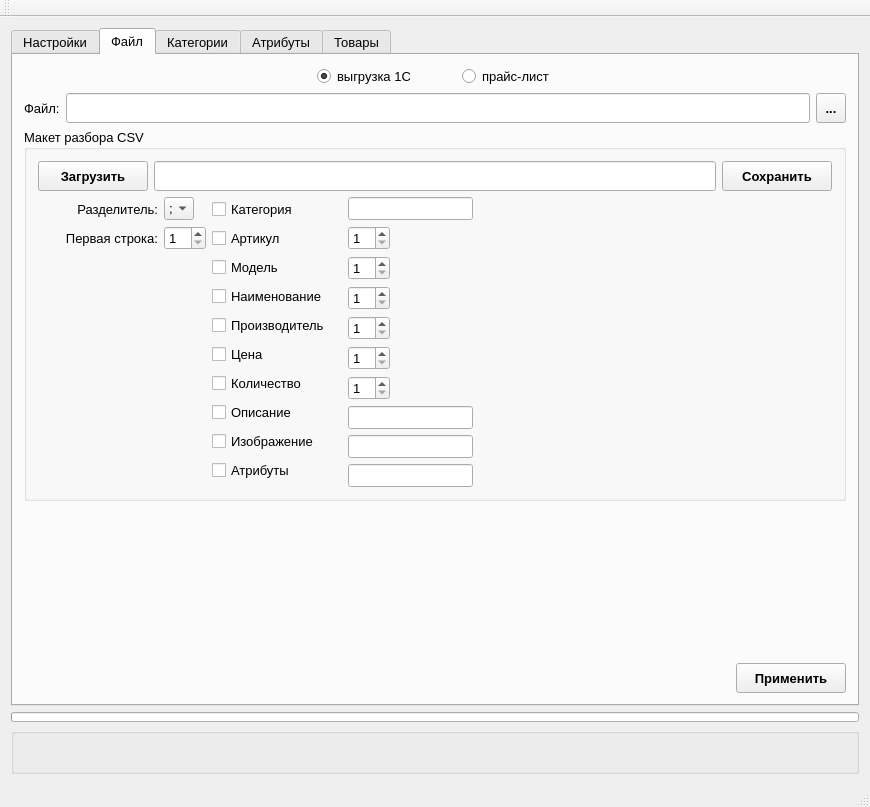
This is ocMeridia/ocmeridia.ui in Skyrim78/ocMeridia as Qt 5 draws it before an edit. The edited form follows.
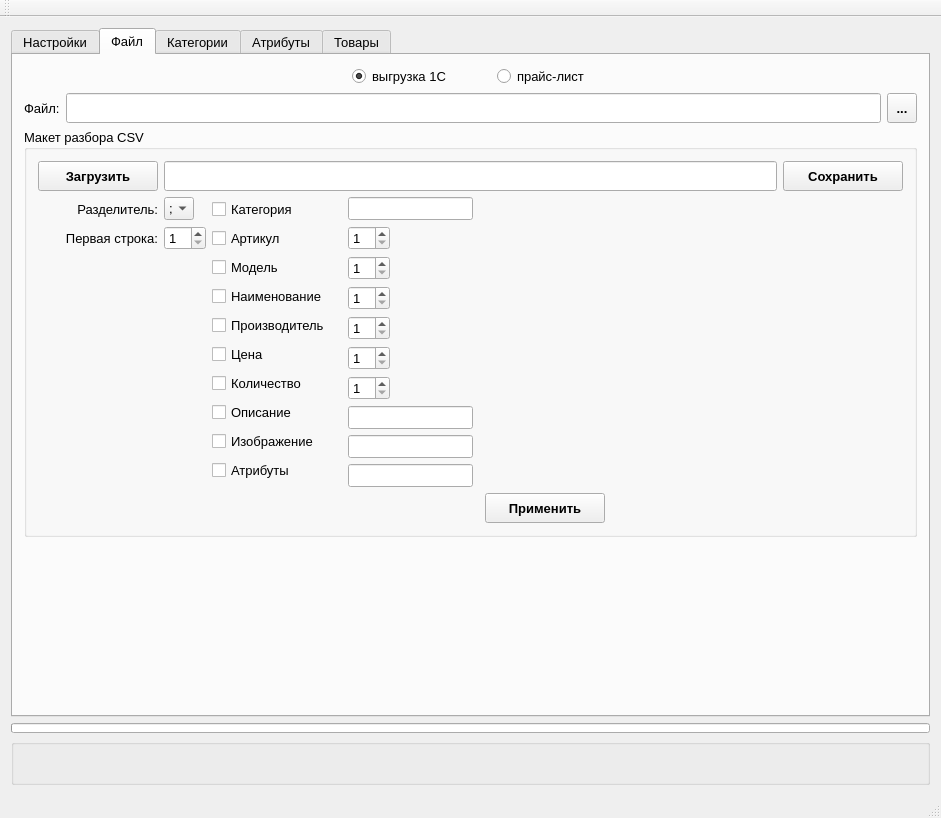
This is the edited form. The open tabs and pages were chosen to show the change.

```diff
--- a/ocMeridia/ocmeridia.ui
+++ b/ocMeridia/ocmeridia.ui
@@ -6,8 +6,8 @@
    <rect>
     <x>0</x>
     <y>0</y>
-    <width>870</width>
-    <height>807</height>
+    <width>941</width>
+    <height>818</height>
    </rect>
   </property>
   <property name="font">
@@ -1409,75 +1409,30 @@
              <string>Макет разбора CSV</string>
             </property>
             <layout class="QGridLayout" name="gridLayout_2">
-             <item row="0" column="0" colspan="3">
-              <layout class="QHBoxLayout" name="horizontalLayout_38">
-               <item>
-                <widget class="QPushButton" name="pushButton_fm_load">
-                 <property name="minimumSize">
-                  <size>
-                   <width>110</width>
-                   <height>30</height>
-                  </size>
-                 </property>
-                 <property name="maximumSize">
-                  <size>
-                   <width>110</width>
-                   <height>30</height>
-                  </size>
-                 </property>
-                 <property name="font">
-                  <font>
-                   <weight>75</weight>
-                   <bold>true</bold>
-                  </font>
-                 </property>
-                 <property name="text">
-                  <string>Загрузить</string>
-                 </property>
-                </widget>
-               </item>
-               <item>
-                <widget class="QLineEdit" name="lineEdit_fm_maket">
-                 <property name="minimumSize">
-                  <size>
-                   <width>0</width>
-                   <height>30</height>
-                  </size>
-                 </property>
-                 <property name="maximumSize">
-                  <size>
-                   <width>16777215</width>
-                   <height>30</height>
-                  </size>
-                 </property>
-                </widget>
-               </item>
-               <item>
-                <widget class="QPushButton" name="pushButton_fm_save">
-                 <property name="minimumSize">
-                  <size>
-                   <width>110</width>
-                   <height>30</height>
-                  </size>
-                 </property>
-                 <property name="maximumSize">
-                  <size>
-                   <width>110</width>
-                   <height>30</height>
-                  </size>
-                 </property>
-                 <property name="font">
-                  <font>
-                   <weight>75</weight>
-                   <bold>true</bold>
-                  </font>
-                 </property>
-                 <property name="text">
-                  <string>Сохранить</string>
-                 </property>
-                </widget>
-               </item>
-              </layout>
+             <item row="4" column="3">
+              <widget class="QPushButton" name="pushButton_fm_openFile">
+               <property name="minimumSize">
+                <size>
+                 <width>120</width>
+                 <height>30</height>
+                </size>
+               </property>
+               <property name="maximumSize">
+                <size>
+                 <width>120</width>
+                 <height>30</height>
+                </size>
+               </property>
+               <property name="font">
+                <font>
+                 <weight>75</weight>
+                 <bold>true</bold>
+                </font>
+               </property>
+               <property name="text">
+                <string>Применить</string>
+               </property>
+              </widget>
              </item>
              <item row="1" column="0">
               <layout class="QHBoxLayout" name="horizontalLayout_21">
@@ -2012,7 +1967,7 @@
                </property>
               </spacer>
              </item>
-             <item row="3" column="2">
+             <item row="3" column="3">
               <spacer name="horizontalSpacer_17">
                <property name="orientation">
                 <enum>Qt::Horizontal</enum>
@@ -2025,10 +1980,93 @@
                </property>
               </spacer>
              </item>
+             <item row="0" column="0" colspan="4">
+              <layout class="QHBoxLayout" name="horizontalLayout_38">
+               <item>
+                <widget class="QPushButton" name="pushButton_fm_load">
+                 <property name="minimumSize">
+                  <size>
+                   <width>120</width>
+                   <height>30</height>
+                  </size>
+                 </property>
+                 <property name="maximumSize">
+                  <size>
+                   <width>120</width>
+                   <height>30</height>
+                  </size>
+                 </property>
+                 <property name="font">
+                  <font>
+                   <weight>75</weight>
+                   <bold>true</bold>
+                  </font>
+                 </property>
+                 <property name="text">
+                  <string>Загрузить</string>
+                 </property>
+                </widget>
+               </item>
+               <item>
+                <widget class="QLineEdit" name="lineEdit_fm_maket">
+                 <property name="minimumSize">
+                  <size>
+                   <width>0</width>
+                   <height>30</height>
+                  </size>
+                 </property>
+                 <property name="maximumSize">
+                  <size>
+                   <width>16777215</width>
+                   <height>30</height>
+                  </size>
+                 </property>
+                </widget>
+               </item>
+               <item>
+                <widget class="QPushButton" name="pushButton_fm_save">
+                 <property name="minimumSize">
+                  <size>
+                   <width>120</width>
+                   <height>30</height>
+                  </size>
+                 </property>
+                 <property name="maximumSize">
+                  <size>
+                   <width>120</width>
+                   <height>30</height>
+                  </size>
+                 </property>
+                 <property name="font">
+                  <font>
+                   <weight>75</weight>
+                   <bold>true</bold>
+                  </font>
+                 </property>
+                 <property name="text">
+                  <string>Сохранить</string>
+                 </property>
+                </widget>
+               </item>
+              </layout>
+             </item>
+             <item row="4" column="0" colspan="3">
+              <spacer name="horizontalSpacer_18">
+               <property name="orientation">
+                <enum>Qt::Horizontal</enum>
+               </property>
+               <property name="sizeHint" stdset="0">
+                <size>
+                 <width>40</width>
+                 <height>20</height>
+                </size>
+               </property>
+              </spacer>
+             </item>
             </layout>
            </widget>
           </item>
-          <item row="3" column="0">
+          <item row="3" column="0" colspan="2">
            <spacer name="verticalSpacer">
             <property name="orientation">
              <enum>Qt::Vertical</enum>
@@ -2041,44 +2079,6 @@
             </property>
            </spacer>
           </item>
-          <item row="4" column="0">
-           <spacer name="horizontalSpacer_18">
-            <property name="orientation">
-             <enum>Qt::Horizontal</enum>
-            </property>
-            <property name="sizeHint" stdset="0">
-             <size>
-              <width>40</width>
-              <height>20</height>
-             </size>
-            </property>
-           </spacer>
-          </item>
-          <item row="4" column="1">
-           <widget class="QPushButton" name="pushButton_fm_openFile">
-            <property name="minimumSize">
-             <size>
-              <width>110</width>
-              <height>30</height>
-             </size>
-            </property>
-            <property name="maximumSize">
-             <size>
-              <width>110</width>
-              <height>30</height>
-             </size>
-            </property>
-            <property name="font">
-             <font>
-              <weight>75</weight>
-              <bold>true</bold>
-             </font>
-            </property>
-            <property name="text">
-             <string>Применить</string>
-            </property>
-           </widget>
-          </item>
          </layout>
         </widget>
         <widget class="QWidget" name="tab_category">
```
Left out of the diff: 32 changed lines with no effect on the pictures.
